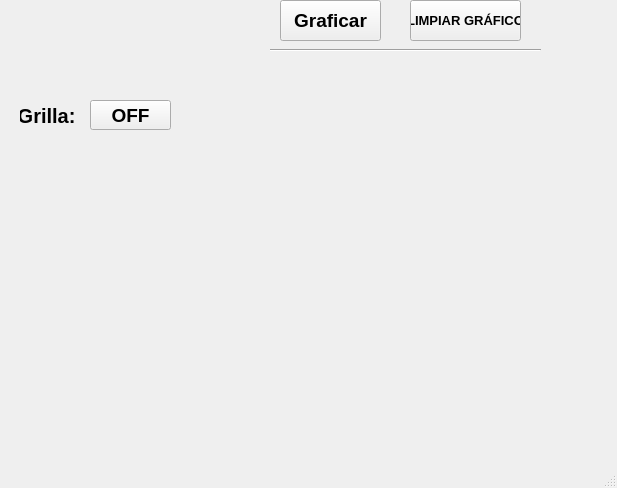
Qt form Unidad 4/P2_1_Grafica_Sensor/Plantilla_Grafica.ui (celineazs/PIP_2025_1_Eq3) before a commit.
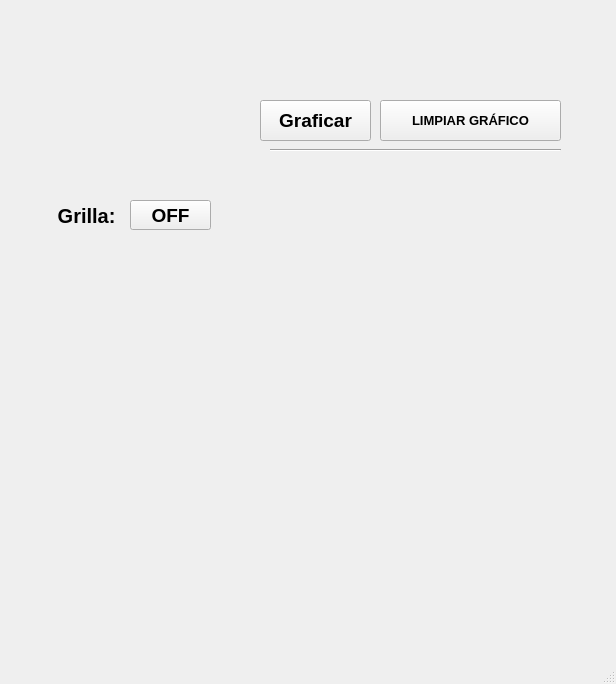
The same form after that commit. Icons and pictures are not drawn.

Diff of the .ui file:
```diff
--- a/Unidad 4/P2_1_Grafica_Sensor/Plantilla_Grafica.ui
+++ b/Unidad 4/P2_1_Grafica_Sensor/Plantilla_Grafica.ui
@@ -6,8 +6,8 @@
    <rect>
     <x>0</x>
     <y>0</y>
-    <width>617</width>
-    <height>488</height>
+    <width>616</width>
+    <height>684</height>
    </rect>
   </property>
   <property name="windowTitle">
@@ -17,15 +17,16 @@
    <widget class="QPushButton" name="btn_graficar">
     <property name="geometry">
      <rect>
-      <x>280</x>
-      <y>0</y>
-      <width>101</width>
+      <x>260</x>
+      <y>100</y>
+      <width>111</width>
       <height>41</height>
      </rect>
     </property>
     <property name="font">
      <font>
       <pointsize>14</pointsize>
+      <weight>75</weight>
       <bold>true</bold>
      </font>
     </property>
@@ -36,15 +37,16 @@
    <widget class="QLabel" name="label_3">
     <property name="geometry">
      <rect>
-      <x>20</x>
-      <y>100</y>
-      <width>61</width>
+      <x>30</x>
+      <y>200</y>
+      <width>91</width>
       <height>31</height>
      </rect>
     </property>
     <property name="font">
      <font>
       <pointsize>15</pointsize>
+      <weight>75</weight>
       <bold>true</bold>
      </font>
     </property>
@@ -58,8 +60,8 @@
    <widget class="QPushButton" name="btn_grilla">
     <property name="geometry">
      <rect>
-      <x>90</x>
-      <y>100</y>
+      <x>130</x>
+      <y>200</y>
       <width>81</width>
       <height>30</height>
      </rect>
@@ -67,6 +69,7 @@
     <property name="font">
      <font>
       <pointsize>14</pointsize>
+      <weight>75</weight>
       <bold>true</bold>
      </font>
     </property>
@@ -77,8 +80,8 @@
    <widget class="QWidget" name="verticalLayoutWidget">
     <property name="geometry">
      <rect>
-      <x>20</x>
-      <y>140</y>
+      <x>30</x>
+      <y>240</y>
       <width>571</width>
       <height>271</height>
      </rect>
@@ -88,15 +91,16 @@
    <widget class="QPushButton" name="btn_limpiar">
     <property name="geometry">
      <rect>
-      <x>410</x>
-      <y>0</y>
-      <width>111</width>
+      <x>380</x>
+      <y>100</y>
+      <width>181</width>
       <height>41</height>
      </rect>
     </property>
     <property name="font">
      <font>
       <pointsize>10</pointsize>
+      <weight>75</weight>
       <bold>true</bold>
      </font>
     </property>
@@ -108,8 +112,8 @@
     <property name="geometry">
      <rect>
       <x>270</x>
-      <y>40</y>
-      <width>271</width>
+      <y>140</y>
+      <width>291</width>
       <height>20</height>
      </rect>
     </property>
@@ -117,6 +121,72 @@
      <enum>Qt::Horizontal</enum>
     </property>
    </widget>
+   <widget class="QLabel" name="label_4">
+    <property name="geometry">
+     <rect>
+      <x>10</x>
+      <y>10</y>
+      <width>211</width>
+      <height>71</height>
+     </rect>
+    </property>
+    <property name="styleSheet">
+     <string notr="true"/>
+    </property>
+    <property name="text">
+     <string/>
+    </property>
+    <property name="pixmap">
+     <pixmap resource="../../Archivos/Resources/resource.qrc">:/logos/log_uat_nuevo.png</pixmap>
+    </property>
+    <property name="scaledContents">
+     <bool>true</bool>
+    </property>
+   </widget>
+   <widget class="QLabel" name="label_2">
+    <property name="geometry">
+     <rect>
+      <x>500</x>
+      <y>10</y>
+      <width>91</width>
+      <height>81</height>
+     </rect>
+    </property>
+    <property name="styleSheet">
+     <string notr="true"/>
+    </property>
+    <property name="text">
+     <string/>
+    </property>
+    <property name="pixmap">
+     <pixmap resource="../../Archivos/Resources/resource.qrc">:/logos/FIT_logo_vertical.png</pixmap>
+    </property>
+    <property name="scaledContents">
+     <bool>true</bool>
+    </property>
+   </widget>
+   <widget class="QLabel" name="label">
+    <property name="geometry">
+     <rect>
+      <x>480</x>
+      <y>550</y>
+      <width>121</width>
+      <height>101</height>
+     </rect>
+    </property>
+    <property name="styleSheet">
+     <string notr="true"/>
+    </property>
+    <property name="text">
+     <string/>
+    </property>
+    <property name="pixmap">
+     <pixmap resource="../../Archivos/Resources/resource.qrc">:/logos/equipo.png</pixmap>
+    </property>
+    <property name="scaledContents">
+     <bool>true</bool>
+    </property>
+   </widget>
   </widget>
   <widget class="QMenuBar" name="menubar">
    <property name="geometry">
```
Left out of the diff: 8 changed lines with no effect on the pictures.
